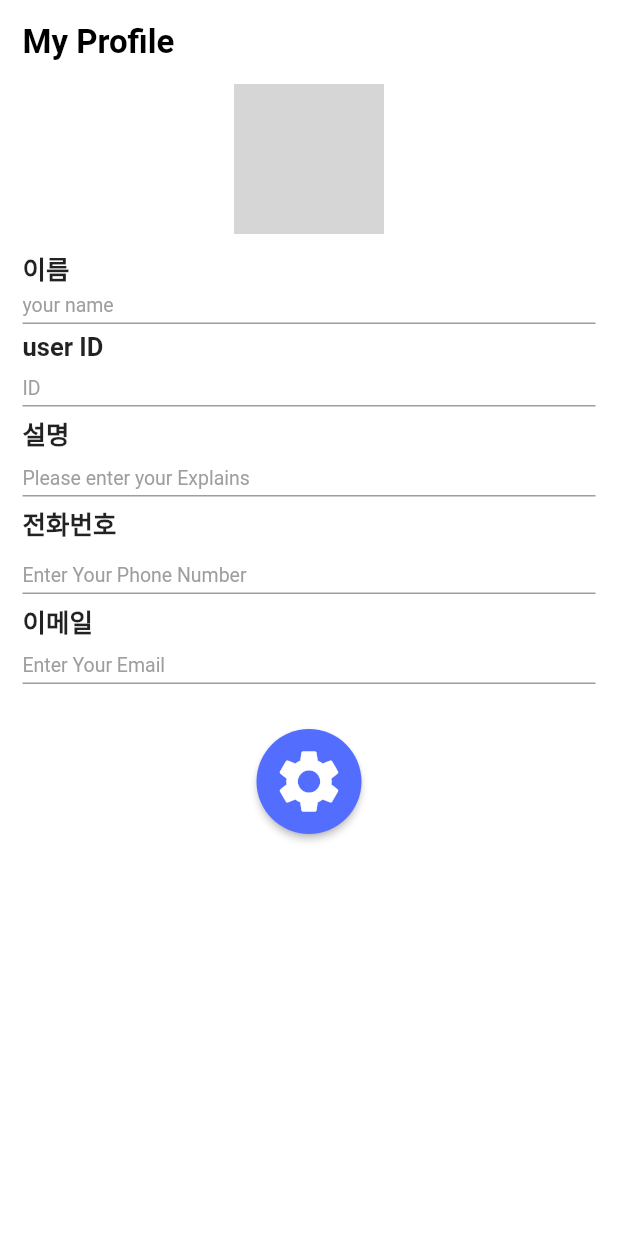
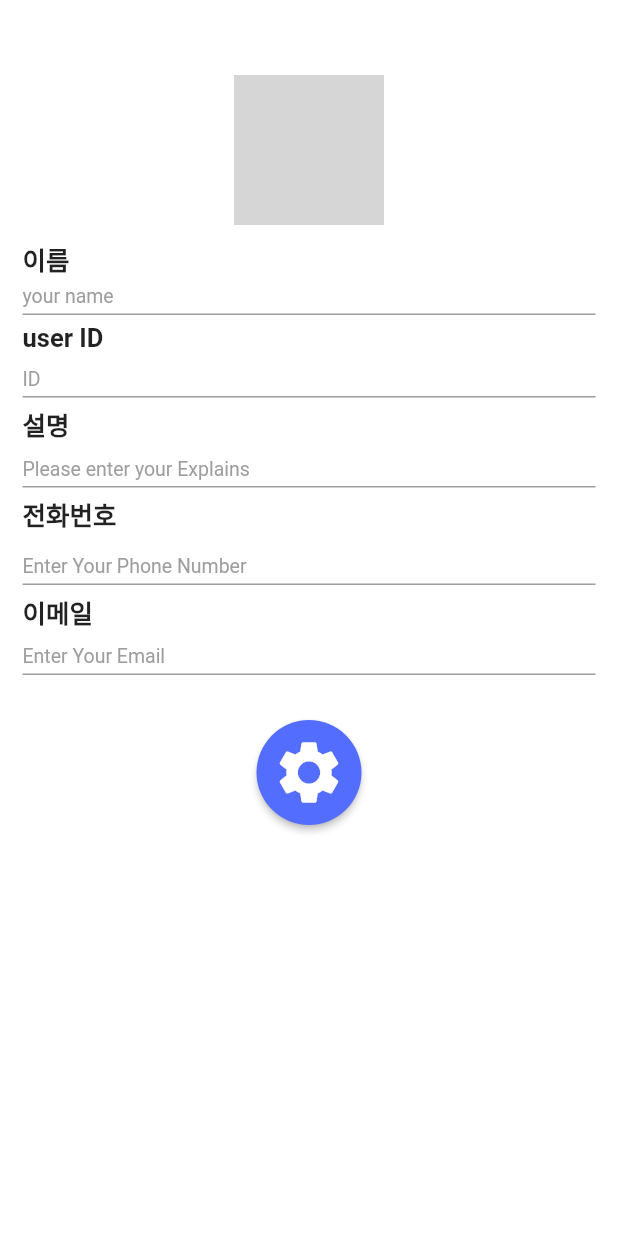
Before and after one commit to OneKueKM/QED_ThinKit, a Flutter app: the ProfileTap screen opened directly with empty values, on a phone screen of 412 x 824 dp. Run offline on Flutter 3.47's test engine with Material 2 defaults, Android fonts, the phone set to English and light mode, and no system bars; our stand-ins replace animated_toggle_switch, cloud_firestore, firebase_auth, firebase_core, firebase_storage, flutter_slidable and 7 more; missing offline and left inert: clipboard, cupertino_modal_sheet, cupertino_progress_bar, inview_notifier_list; accounts and stored records are empty; network calls fail; Roboto replaces fonts that are missing (SDFText, SFPro, SFProText); grey boxes are pictures that could not be loaded.

Commit message:
Profile Tap edited

```diff
--- a/lib/Main/1_Room/1_Widget/MajorRoomBox.dart
+++ b/lib/Main/1_Room/1_Widget/MajorRoomBox.dart
@@ -59,7 +59,7 @@ class MajorRoomBox extends StatelessWidget {
                         mainAxisAlignment: MainAxisAlignment.end,
                         children: [
                           favorites
-                              ? Icon(
+                              ? const Icon(
                                   Icons.star,
                                   color: Colors.grey,
                                 )
--- a/lib/Main/5_Account/5_Tap/ProfileTap.dart
+++ b/lib/Main/5_Account/5_Tap/ProfileTap.dart
@@ -134,37 +134,13 @@ class _ProfileTapState extends State<ProfileTap> {
     final userDoc = FirebaseFirestore.instance.collection('Users').doc(me!.uid);
 
     return Scaffold(
-        resizeToAvoidBottomInset: false,
-        appBar: AppBar(
-          backgroundColor: Colors.white,
-          elevation: 0,
-          centerTitle: true,
-          leadingWidth: 150,
-          leading: Row(
-            children: const [
-              SizedBox(
-                width: 15,
-              ),
-              Center(
-                child: Text(
-                  'My Profile',
-                  // ignore: prefer_const_constructors
-                  style: TextStyle(
-                      fontFamily: 'SFProText',
-                      color: Colors.black,
-                      fontWeight: FontWeight.w700,
-                      fontSize: 22),
-                ),
-              ),
-            ],
-          ),
-        ),
         body: Form(
       key: _formKey,
       child: Padding(
         padding: const EdgeInsets.fromLTRB(15, 0, 15, 0),
         child: Column(
           children: [
+            SizedBox(height: 50),
             SizedBox(
               child: GestureDetector(
                 onTap: () => showCupertinoModalPopup(
@@ -202,8 +178,7 @@ class _ProfileTapState extends State<ProfileTap> {
                         decoration: BoxDecoration(
                             image: DecorationImage(
                                 fit: BoxFit.fitHeight,
-                                    image: NetworkImage(
-                                        userInfo!['userProfile']))),
+                                image: NetworkImage(userInfo!['userProfile']))),
                       ),
                     )),
               ),
@@ -224,9 +199,7 @@ class _ProfileTapState extends State<ProfileTap> {
                   decoration: const InputDecoration(
                     hintText: 'your name',
                     hintStyle: TextStyle(
-                            fontSize: 13,
-                            fontFamily: 'SFPro',
-                            color: Colors.grey),
+                        fontSize: 13, fontFamily: 'SFPro', color: Colors.grey),
                   ),
                   validator: (String? value) {
                     if (value == null || value.isEmpty) {
@@ -251,9 +224,7 @@ class _ProfileTapState extends State<ProfileTap> {
                   decoration: const InputDecoration(
                     hintText: 'ID',
                     hintStyle: TextStyle(
-                            fontSize: 13,
-                            fontFamily: 'SFPro',
-                            color: Colors.grey),
+                        fontSize: 13, fontFamily: 'SFPro', color: Colors.grey),
                   ),
                   validator: (String? value) {
                     if (value == null || value.isEmpty) {
@@ -279,9 +250,7 @@ class _ProfileTapState extends State<ProfileTap> {
                 decoration: const InputDecoration(
                   hintText: 'Please enter your Explains',
                   hintStyle: TextStyle(
-                          fontSize: 13,
-                          fontFamily: 'SFPro',
-                          color: Colors.grey),
+                      fontSize: 13, fontFamily: 'SFPro', color: Colors.grey),
                 ),
               ),
             ),
@@ -301,9 +270,7 @@ class _ProfileTapState extends State<ProfileTap> {
                 decoration: const InputDecoration(
                   hintText: 'Enter Your Phone Number',
                   hintStyle: TextStyle(
-                          fontSize: 13,
-                          fontFamily: 'SFPro',
-                          color: Colors.grey),
+                      fontSize: 13, fontFamily: 'SFPro', color: Colors.grey),
                 ),
               ),
             ),
@@ -323,9 +290,7 @@ class _ProfileTapState extends State<ProfileTap> {
                   decoration: const InputDecoration(
                     hintText: 'Enter Your Email',
                     hintStyle: TextStyle(
-                            fontSize: 13,
-                            fontFamily: 'SFPro',
-                            color: Colors.grey),
+                        fontSize: 13, fontFamily: 'SFPro', color: Colors.grey),
                   ),
                   validator: (String? value) {
                     if (value == null || value.isEmpty) {
@@ -339,8 +304,7 @@ class _ProfileTapState extends State<ProfileTap> {
                 onPressed: () async {
                   if (_formKey.currentState!.validate()) {
                     if (await isSomeoneisUsingID(_idController!.text)) {
-                          Get.snackbar(
-                              'ID를 다시 입력하세요!', '누군가가 같은 ID를 이미 사용 중입니다.');
+                      Get.snackbar('ID를 다시 입력하세요!', '누군가가 같은 ID를 이미 사용 중입니다.');
                       return;
                     } //아이디 중복 확인 필터 나중에 필요
                     else {
```
Also changed, not shown: lib/Main/3_Home/3_Widget/TodayToDo.dart (+32 -20 lines), lib/Main/5_Account/AccountScreen.dart (+12 -8 lines). Lines whose indentation alone changed are shown as unchanged.
